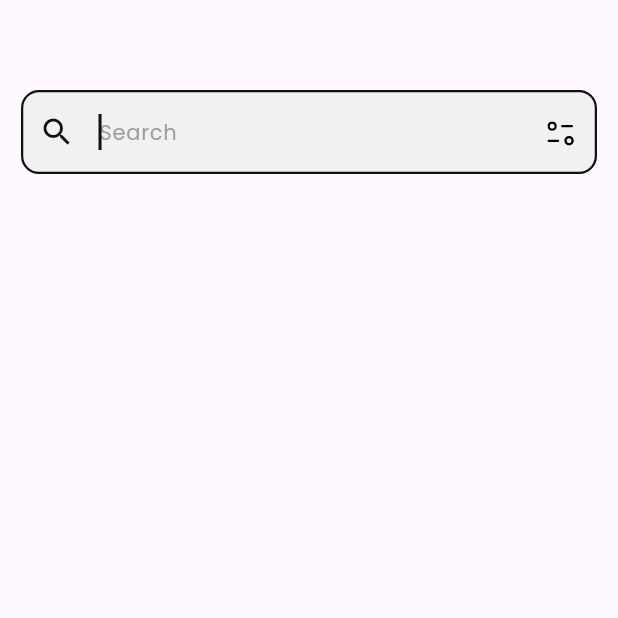
After one commit to Aman-Singh-Rawat/E-Commerce-App, a Flutter app: the SearchScreen screen opened directly, on a phone screen of 412 x 824 dp, the top half of it. The commit adds this screen. Run offline on Flutter 3.47's test engine with Material 3 defaults, Android fonts, the phone set to English and light mode, and no system bars; our stand-ins replace carousel_slider, flutter_rating_bar, flutter_svg, google_fonts, intl_phone_field, transparent_image.

Commit message:
build searchView

```diff
--- /dev/null
+++ b/lib/ui/screens/home/search_screen.dart
@@ -0,0 +1,44 @@
+import 'package:flutter/cupertino.dart';
+import 'package:flutter/material.dart';
+import 'package:shoesy/ui/widgets/search_view.dart';
+import 'package:shoesy/utils/converters.dart';
+
+class SearchScreen extends StatefulWidget {
+  const SearchScreen({super.key});
+
+  @override
+  State<SearchScreen> createState() => _SearchScreenState();
+}
+
+class _SearchScreenState extends State<SearchScreen> {
+  final FocusNode _focusNode = FocusNode();
+
+  @override
+  void initState() {
+    super.initState();
+    WidgetsBinding.instance.addPostFrameCallback((_) {
+      FocusScope.of(context).requestFocus(_focusNode);
+    });
+  }
+
+  @override
+  void dispose() {
+    _focusNode.dispose();
+    super.dispose();
+  }
+
+  @override
+  Widget build(BuildContext context) {
+    return Scaffold(
+        body: Padding(
+      padding: const EdgeInsets.only(left: 14, right: 14, top: 60),
+      child: Column(
+        children: [
+          SearchView(
+            focusNode: _focusNode,
+          ),
+        ],
+      ),
+    ));
+  }
+}
--- a/lib/ui/widgets/search_view.dart
+++ b/lib/ui/widgets/search_view.dart
@@ -1,25 +1,40 @@
 import 'package:flutter/material.dart';
+import 'package:flutter_svg/svg.dart';
 
 import '../../utils/converters.dart';
 
 class SearchView extends StatelessWidget {
-  const SearchView({super.key});
+  SearchView({super.key, this.onCallBack, this.focusNode});
 
-  get offer => null;
+  VoidCallback? onCallBack;
+  FocusNode? focusNode;
 
   @override
   Widget build(BuildContext context) {
     return TextFormField(
+      focusNode: focusNode,
+      onTap: onCallBack,
+      readOnly: focusNode == null,
+      cursorColor: const Color(0xFF101010),
       decoration: textFieldDecoration.copyWith(
         hintText: "Search",
-        prefixIcon: const Icon(
+        prefixIcon: Icon(
           Icons.search,
-          color: Colors.grey,
+          color: focusNode == null ? Colors.grey : const Color(0xFF101010),
         ),
         suffixIcon: IconButton(
           onPressed: () {},
-          icon: Image.asset("assets/images/img_filter.png"),
+          icon: SvgPicture.asset("assets/images/ic_filter.svg"),
         ),
+        focusedBorder: focusNode != null
+            ? OutlineInputBorder(
+                borderRadius: BorderRadius.circular(12),
+                borderSide: const BorderSide(
+                  color: Color(0xFF101010),
+                  width: 1.5,
+                ),
+              )
+            : null,
       ),
     );
   }
```
Also changed, not shown: lib/ui/screens/home/home_body.dart (+9 -1 lines), assets/images/ic_filter.svg (added).
